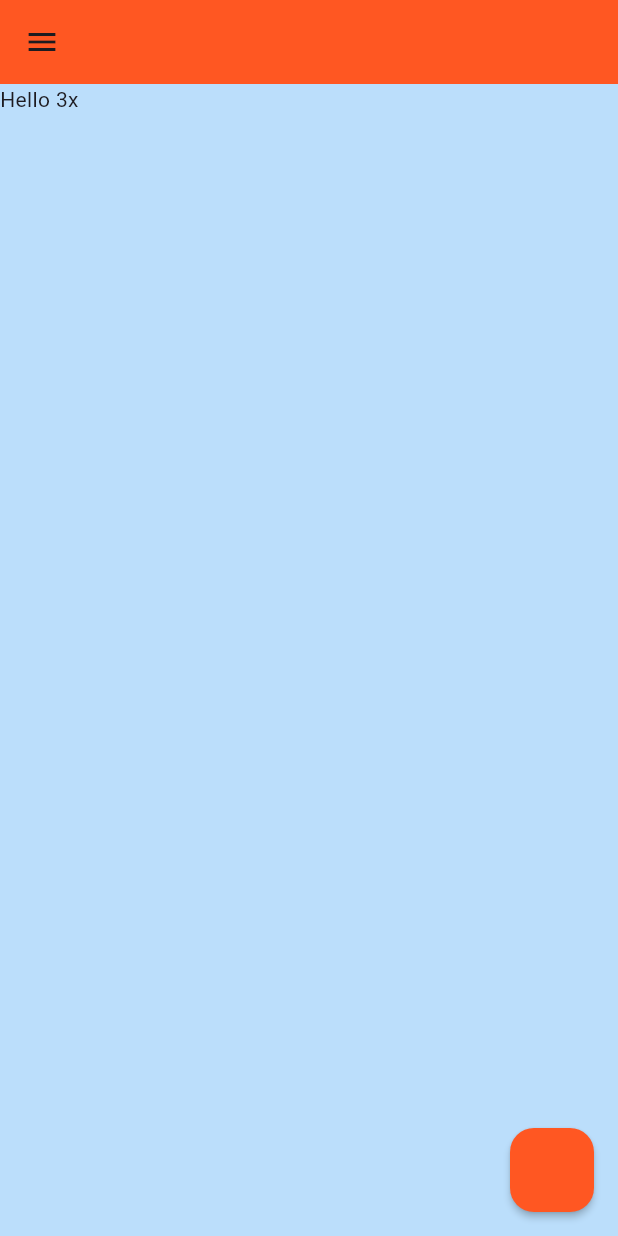
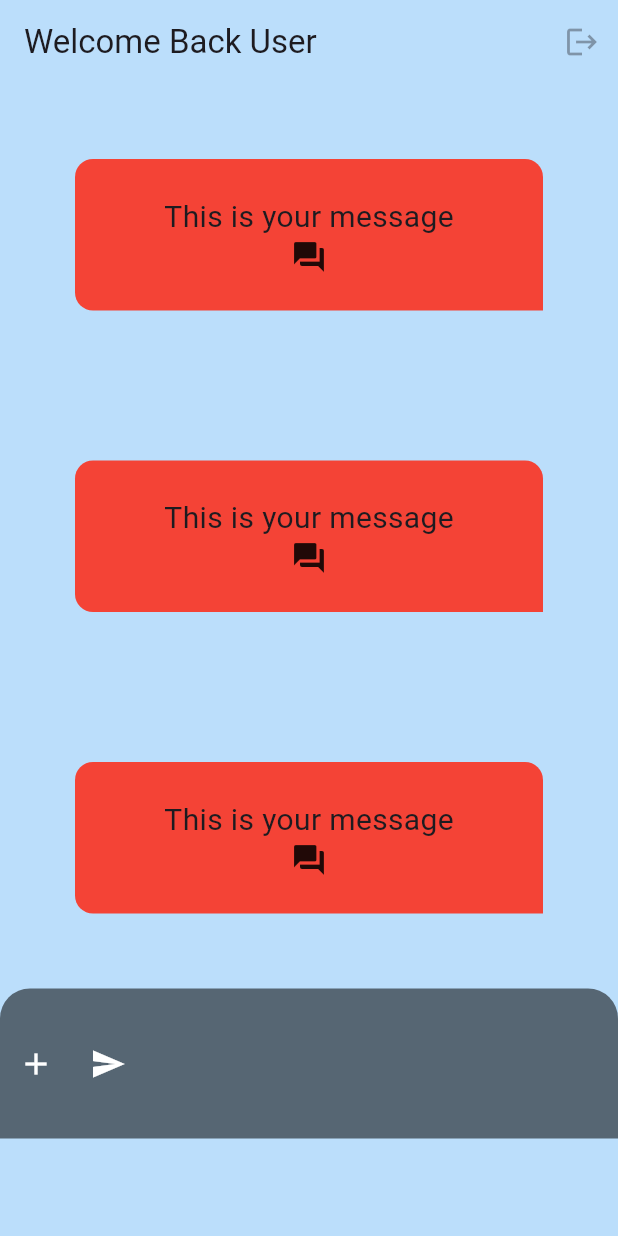
Before and after one commit to aelise17264/flutter_essentials, a Flutter app: the screen it shows after launch, on a phone screen of 412 x 824 dp. Run offline on Flutter 3.47's test engine with Material 3 defaults, Android fonts, the phone set to English and light mode, and no system bars.

```diff
--- /dev/null
+++ b/flutter_application_1/lib/chatpage.dart
@@ -0,0 +1,99 @@
+// ignore_for_file: prefer_const_constructors, sort_child_properties_last, prefer_const_literals_to_create_immutables
+
+import 'package:flutter/material.dart';
+import 'package:flutter/widgets.dart';
+
+class ChatPage extends StatelessWidget {
+  const ChatPage({super.key});
+
+  get onPressed => null;
+
+  @override
+  Widget build(BuildContext context) {
+    return Scaffold(
+        appBar: AppBar(
+          backgroundColor: Colors.transparent,
+          title: Text(
+            "Welcome Back User",
+            textAlign: TextAlign.center,
+          ),
+          actions: [IconButton(onPressed: onPressed, icon: Icon(Icons.logout))],
+        ),
+        body: ListView(children: [
+          Container(
+            padding: EdgeInsets.all(24),
+            margin: EdgeInsets.all(50),
+            decoration: BoxDecoration(
+                color: Colors.red,
+                borderRadius: BorderRadius.only(
+                    topLeft: Radius.circular(12),
+                    topRight: Radius.circular(12),
+                    bottomLeft: Radius.circular(12))),
+            // ignore: prefer_const_literals_to_create_immutables
+            child: Column(
+              children: [
+                Text("This is your message", style: TextStyle(fontSize: 20)),
+                Icon(
+                  Icons.question_answer,
+                )
+              ],
+              mainAxisSize: MainAxisSize.min,
+            ),
+          ),
+          Container(
+            padding: EdgeInsets.all(24),
+            margin: EdgeInsets.all(50),
+            decoration: BoxDecoration(
+                color: Colors.red,
+                borderRadius: BorderRadius.only(
+                    topLeft: Radius.circular(12),
+                    topRight: Radius.circular(12),
+                    bottomLeft: Radius.circular(12))),
+            child: Column(
+              children: [
+                Text("This is your message", style: TextStyle(fontSize: 20)),
+                Icon(
+                  Icons.question_answer,
+                )
+              ],
+              mainAxisSize: MainAxisSize.min,
+            ),
+          ),
+          Container(
+            padding: EdgeInsets.all(24),
+            margin: EdgeInsets.all(50),
+            decoration: BoxDecoration(
+                color: Colors.red,
+                borderRadius: BorderRadius.only(
+                    topLeft: Radius.circular(12),
+                    topRight: Radius.circular(12),
+                    bottomLeft: Radius.circular(12))),
+            child: Column(
+              children: [
+                Text("This is your message", style: TextStyle(fontSize: 20)),
+                Icon(
+                  Icons.question_answer,
+                )
+              ],
+              mainAxisSize: MainAxisSize.min,
+            ),
+          ),
+          Container(
+              height: 100,
+              child: Row(
+                children: [
+                  IconButton(
+                      onPressed: onPressed,
+                      icon: Icon(Icons.add, color: Colors.white)),
+                  IconButton(
+                      onPressed: onPressed,
+                      icon: Icon(Icons.send, color: Colors.white)),
+                ],
+              ),
+              decoration: BoxDecoration(
+                  color: Colors.black54,
+                  borderRadius:
+                      BorderRadius.vertical(top: Radius.circular(20)))),
+        ]));
+  }
+}
--- a/flutter_application_1/lib/main.dart
+++ b/flutter_application_1/lib/main.dart
@@ -1,6 +1,8 @@
 // ignore_for_file: prefer_const_constructors
 
 import 'package:flutter/material.dart';
+import 'package:flutter_application_1/chatpage.dart';
+import 'package:flutter_application_1/landingpage.dart';
 
 void main() {
   runApp(ChatApp());
@@ -15,33 +17,15 @@ class ChatApp extends StatelessWidget {
         theme: ThemeData(
             primarySwatch: Colors.deepOrange,
             scaffoldBackgroundColor: Colors.blue[100],
-            appBarTheme: AppBarTheme(
-              backgroundColor: Colors.deepOrange,
-            ),
             floatingActionButtonTheme: FloatingActionButtonThemeData(
               elevation: 2,
               backgroundColor: Colors.deepOrange,
             )),
-        home: LandingPage());
+        home: ChatPage());
   }
 }
 
-class LandingPage extends StatelessWidget {
-  const LandingPage({super.key});
 
-  @override
-  Widget build(BuildContext context) {
-    return Scaffold(
-        appBar: AppBar(),
-        drawer: Drawer(),
-        floatingActionButton: FloatingActionButton(
-          onPressed: () {
-            print("Button Clicked");
-          },
-        ),
-        body: Text("Hello 3x"));
-  }
-}
 
 // class MyApp extends StatelessWidget {
 //   const MyApp({super.key});
```
Also changed, not shown: flutter_application_1/lib/landingpage.dart (added, +58 -0 lines), flutter_application_1/resources/banner_image.png (added), 1 other file.
